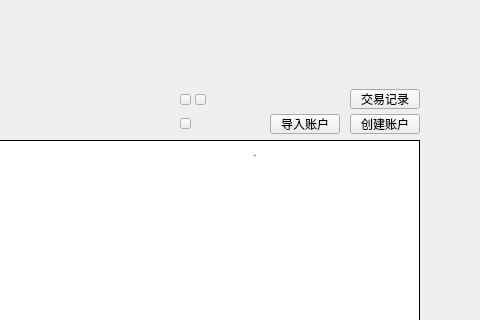
Old version of the form LNKWallet/mainpage.ui in the repository HcashOrg/hx-indicator; both pictures show x 290 to 770 and y 0 to 320 of the 770 by 510 pixel window.
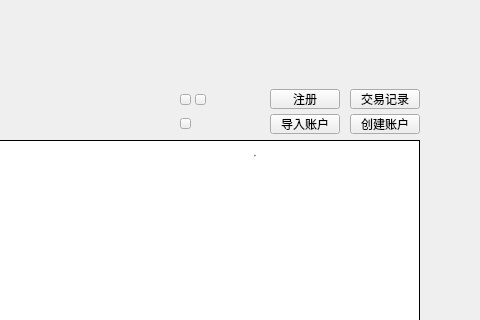
New version of the form. Icons and pictures are not drawn.

```diff
--- a/LNKWallet/mainpage.ui
+++ b/LNKWallet/mainpage.ui
@@ -517,6 +517,36 @@
     <set>Qt::TextSelectableByMouse</set>
    </property>
   </widget>
+  <widget class="QToolButton" name="registerBtn">
+   <property name="geometry">
+    <rect>
+     <x>560</x>
+     <y>89</y>
+     <width>70</width>
+     <height>20</height>
+    </rect>
+   </property>
+   <property name="font">
+    <font>
+     <family>微软雅黑</family>
+     <weight>50</weight>
+     <italic>false</italic>
+     <bold>false</bold>
+    </font>
+   </property>
+   <property name="cursor">
+    <cursorShape>PointingHandCursor</cursorShape>
+   </property>
+   <property name="focusPolicy">
+    <enum>Qt::NoFocus</enum>
+   </property>
+   <property name="styleSheet">
+    <string notr="true"/>
+   </property>
+   <property name="text">
+    <string>注册</string>
+   </property>
+  </widget>
   <zorder>addressLabel</zorder>
   <zorder>title_label</zorder>
   <zorder>addAccountBtn</zorder>
```
Left out of the diff: 1 changed line with no effect on the pictures.
